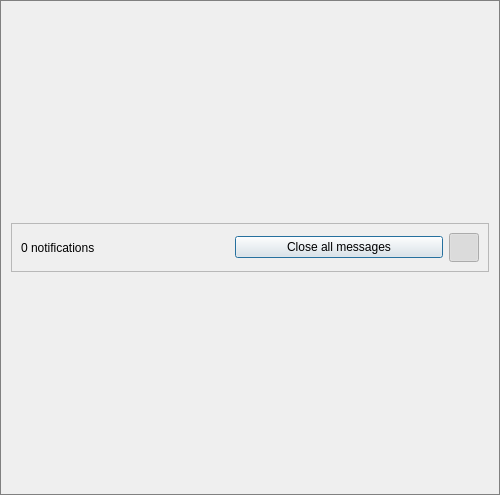
Above: atlas/ui/notifications/NotificationManagerUI.ui from KJNeko/Atlas before the change. Below: the same form after it.
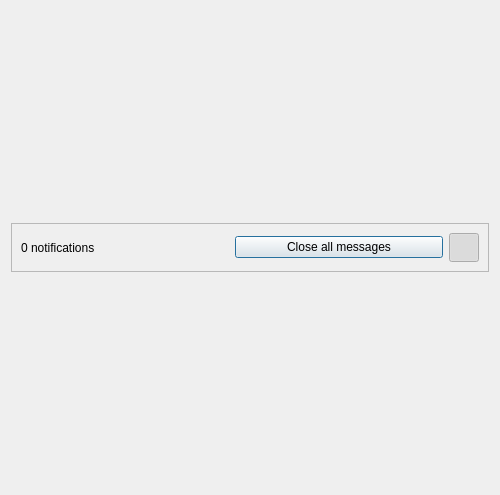
That is the form after the change. Icons and pictures are not drawn.

Commit message: ui updates. before gamewidget changes

```diff
--- a/atlas/ui/notifications/NotificationManagerUI.ui
+++ b/atlas/ui/notifications/NotificationManagerUI.ui
@@ -14,9 +14,7 @@
    <string>NotificationManagerUI</string>
   </property>
   <property name="styleSheet">
-   <string notr="true">#NotificationManagerUI{
- border: 1px solid gray;
-}</string>
+   <string notr="true"/>
   </property>
   <layout class="QVBoxLayout" name="verticalLayout_5">
    <item>
```
The commit also changes 5 other files.
